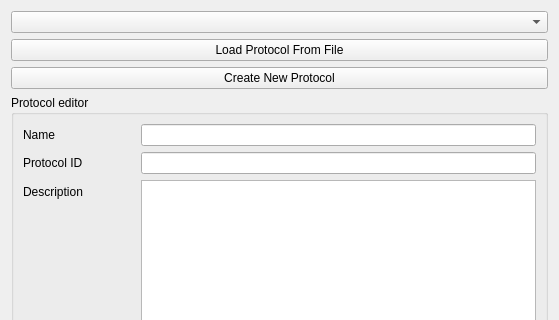
This is OpenLIFUProtocolConfig/Resources/UI/OpenLIFUProtocolConfig.ui in OpenwaterHealth/SlicerOpenLIFU as Qt 5 draws it before an edit; both pictures show x 0 to 559 and y 0 to 320 of the 559 by 695 pixel window. The edited form follows.
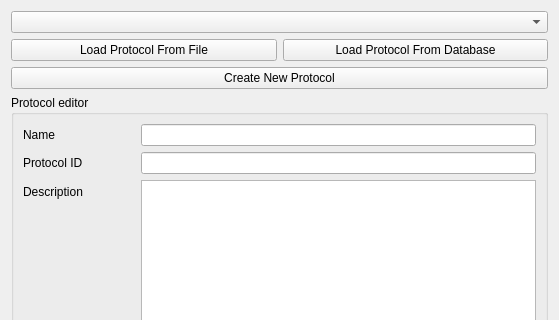
This is the edited form. Custom widgets are drawn as their Qt base class.

Commit message: Add and implement load from database button (#171)

The edit to the form file:
```diff
--- a/OpenLIFUProtocolConfig/Resources/UI/OpenLIFUProtocolConfig.ui
+++ b/OpenLIFUProtocolConfig/Resources/UI/OpenLIFUProtocolConfig.ui
@@ -15,6 +15,8 @@
         <widget class="ctkComboBox" name="protocolSelector" />
       </item>
       <item>
+        <layout class="QHBoxLayout" name="protocolButtonsLayout">
+          <item>
         <widget class="QPushButton" name="loadProtocolFromFileButton">
           <property name="toolTip">
             <string>Load an openlifu protocol from json</string>
@@ -23,6 +25,15 @@
             <string>Load Protocol From File</string>
           </property>
         </widget>
+          </item>
+          <item>
+            <widget class="QPushButton" name="loadProtocolFromDatabaseButton">
+              <property name="text">
+                <string>Load Protocol From Database</string>
+              </property>
+            </widget>
+          </item>
+        </layout>
       </item>
       <item>
         <widget class="QPushButton" name="createNewProtocolButton">
```
Lines whose indentation alone changed are shown as unchanged. The commit also changes 1 other file.
